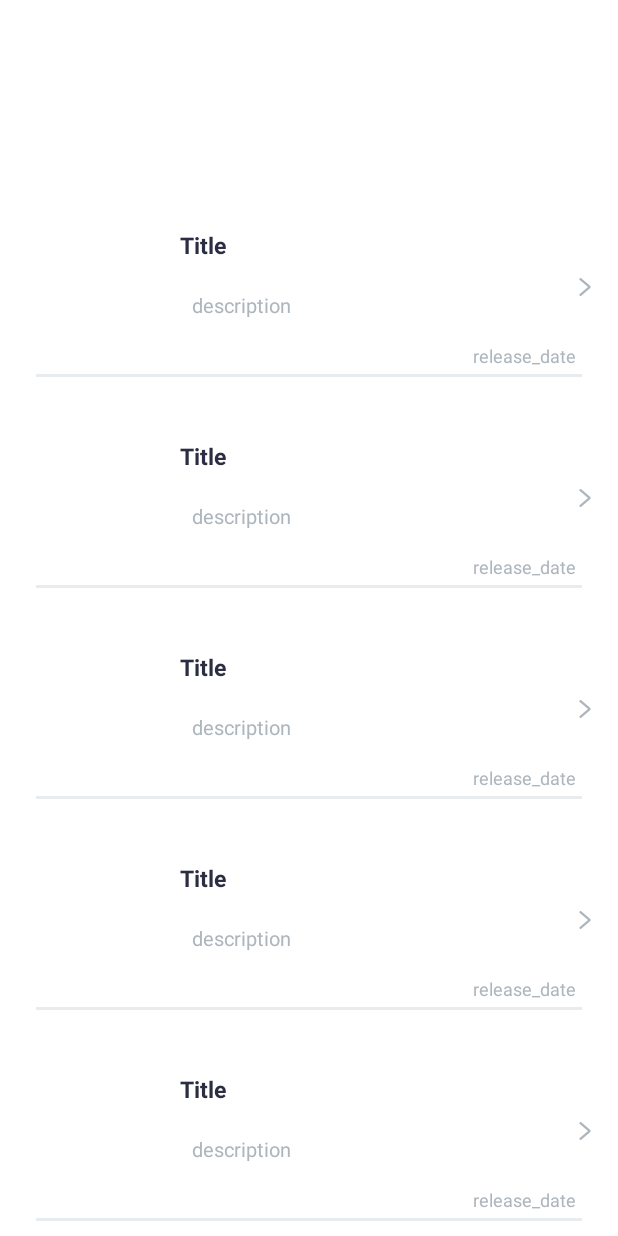
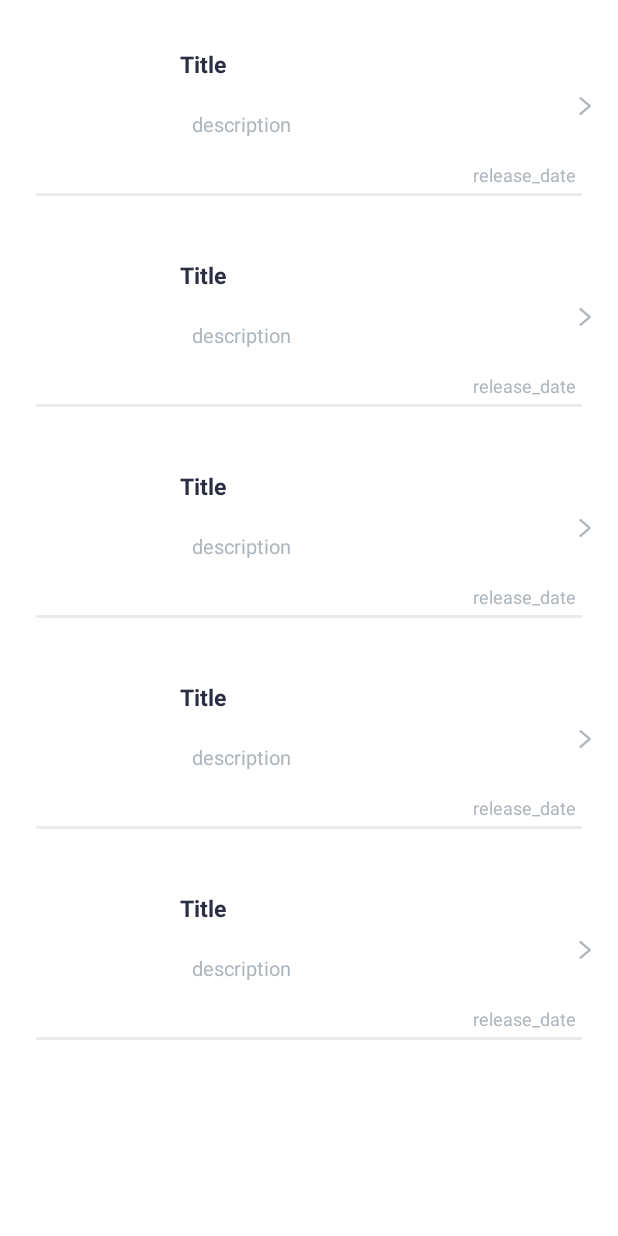
Before and after one commit to RecepK/MovieApp, an Android app: the layout main_fragment.xml on its own in the app's theme, with its tools: preview values and no code run, on a phone screen of 412 x 824 dp. Run offline under Robolectric (Android 15) with nearby library versions, the phone set to English and light mode, and no system bars.

Commit message:
delete slider

```diff
--- a/app/src/main/res/layout/main_fragment.xml
+++ b/app/src/main/res/layout/main_fragment.xml
@@ -16,43 +16,6 @@
             android:layout_width="match_parent"
             android:layout_height="match_parent">
 
-            <RelativeLayout
-                android:id="@+id/image_slider"
-                android:layout_width="match_parent"
-                android:layout_height="240dp"
-                app:layout_constraintEnd_toEndOf="parent"
-                app:layout_constraintStart_toStartOf="parent"
-                app:layout_constraintTop_toTopOf="parent">
-
-                <androidx.viewpager.widget.ViewPager
-                    android:id="@+id/view_pager"
-                    android:layout_width="match_parent"
-                    android:layout_height="match_parent" />
-
-                <LinearLayout
-                    android:layout_width="match_parent"
-                    android:layout_height="wrap_content"
-                    android:layout_alignParentBottom="true"
-                    android:background="@android:color/transparent"
-                    android:orientation="horizontal"
-                    android:weightSum="5">
-
-                    <View
-                        android:layout_width="0dp"
-                        android:layout_height="0dp"
-                        android:layout_weight="2" />
-
-                    <LinearLayout
-                        android:id="@+id/dot_layout"
-                        android:layout_width="0dp"
-                        android:layout_height="wrap_content"
-                        android:layout_gravity="center_horizontal"
-                        android:layout_weight="1"
-                        android:gravity="center_horizontal"
-                        android:orientation="horizontal" />
-                </LinearLayout>
-            </RelativeLayout>
-
             <androidx.recyclerview.widget.RecyclerView
                 android:id="@+id/recyclerView"
                 android:layout_width="match_parent"
@@ -61,7 +24,7 @@
                 app:layoutManager="androidx.recyclerview.widget.LinearLayoutManager"
                 app:layout_constraintEnd_toEndOf="parent"
                 app:layout_constraintStart_toStartOf="parent"
-                app:layout_constraintTop_toBottomOf="@+id/image_slider"
+                app:layout_constraintTop_toTopOf="parent"
                 tools:itemCount="5"
                 tools:listitem="@layout/main_list_item" />
 
```
Also changed, not shown: app/src/main/java/com/recep/movieapp/ui/main/MainFragment.kt (+0 -44 lines).
